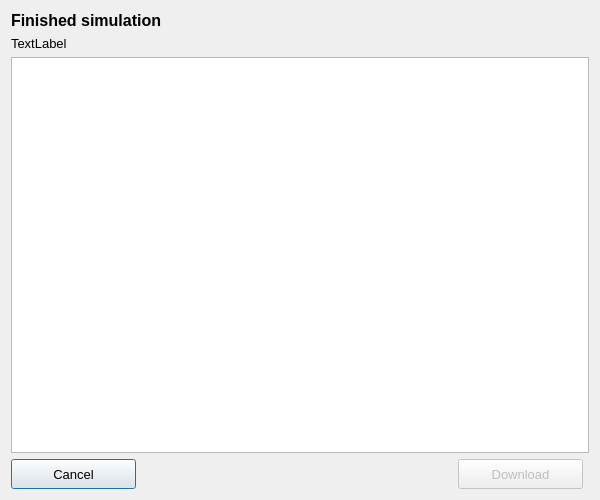
nens/threedi-api-qgis-client, file threedi_api_qgis_client/ui/sim_results.ui: the form before one commit.
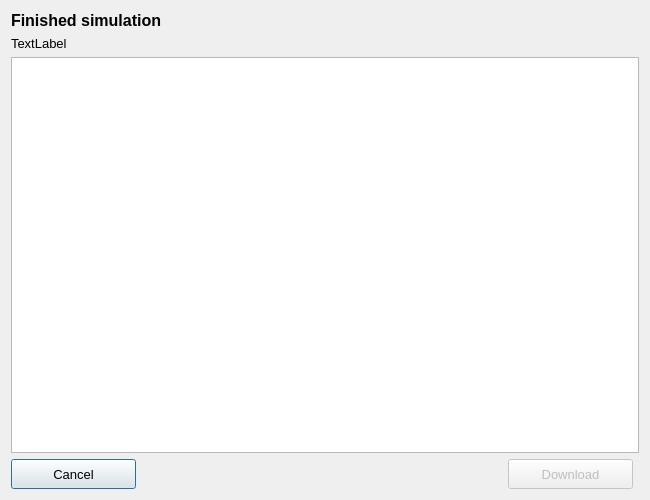
The form after the commit.

Commit message: Reversed results order.

Patch:
```diff
--- a/threedi_api_qgis_client/ui/sim_results.ui
+++ b/threedi_api_qgis_client/ui/sim_results.ui
@@ -9,13 +9,13 @@
    <rect>
     <x>0</x>
     <y>0</y>
-    <width>600</width>
+    <width>650</width>
     <height>500</height>
    </rect>
   </property>
   <property name="minimumSize">
    <size>
-    <width>600</width>
+    <width>650</width>
     <height>500</height>
    </size>
   </property>
```
The commit also changes 2 other files.
